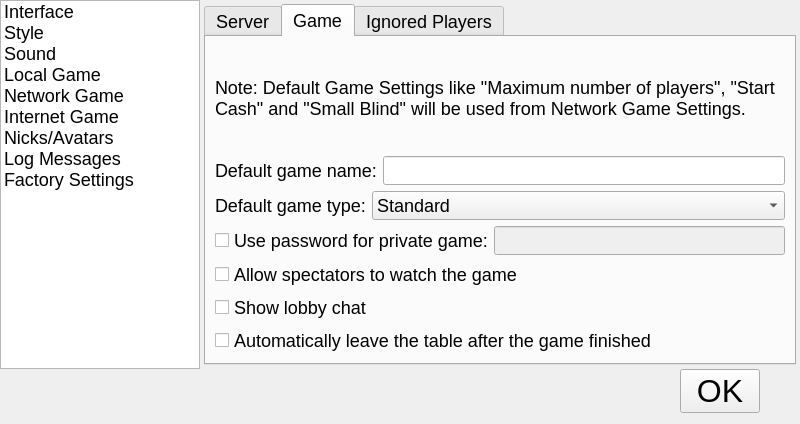
Old version of the form src/gui/qt/gui_800x480/settingsdialog_800x480.ui in the repository ph4n70mr1ddl3r/pokerth.
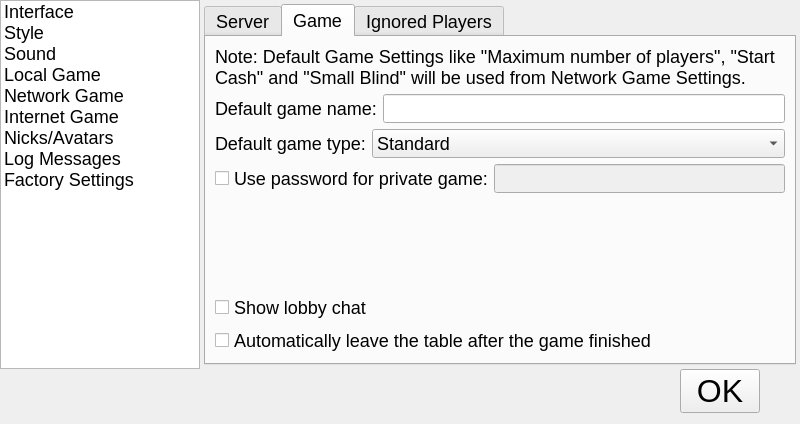
New version of the form. The open tabs and pages were chosen to show the change. Icons and pictures are not drawn. Custom widgets are drawn as their Qt base class.

Commit message: Remove spectator feature from game lobby and gameplay

```diff
--- a/src/gui/qt/gui_800x480/settingsdialog_800x480.ui
+++ b/src/gui/qt/gui_800x480/settingsdialog_800x480.ui
@@ -2192,11 +2192,17 @@
               </layout>
              </item>
              <item row="4" column="0">
-              <widget class="QCheckBox" name="checkBox_allowSpectators">
-               <property name="text">
-                <string>Allow spectators to watch the game</string>
+              <spacer name="spacer_spectators">
+               <property name="orientation">
+                <enum>Qt::Vertical</enum>
                </property>
-              </widget>
+               <property name="sizeHint" stdset="0">
+                <size>
+                 <width>20</width>
+                 <height>20</height>
+                </size>
+               </property>
+              </spacer>
              </item>
             </layout>
            </widget>
```
The commit also changes 39 other files.
